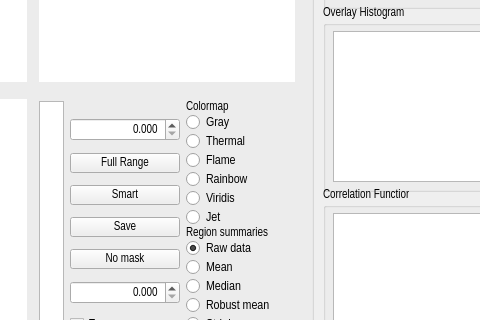
Old version of the form rapidtide/tidepoolTemplate_alt.ui in the repository bbfrederick/rapidtide; both pictures show x 467 to 947 and y 217 to 537 of the 1373 by 815 pixel window.
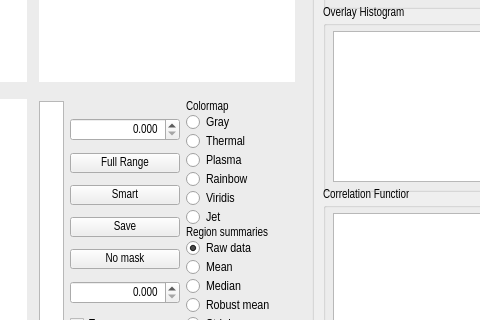
New version of the form. Custom widgets are drawn as their Qt base class.

Commit message: Replace flame with plasma colormap

The edit to the form file:
```diff
--- a/rapidtide/tidepoolTemplate_alt.ui
+++ b/rapidtide/tidepoolTemplate_alt.ui
@@ -274,7 +274,7 @@
               </font>
              </property>
              <property name="text">
-              <string>Flame</string>
+              <string>Plasma</string>
              </property>
              <attribute name="buttonGroup">
               <string notr="true">colormap_buttonGroup</string>
```
Left out of the diff: 2 changed lines with no effect on the pictures. The commit also changes 2 other files.
